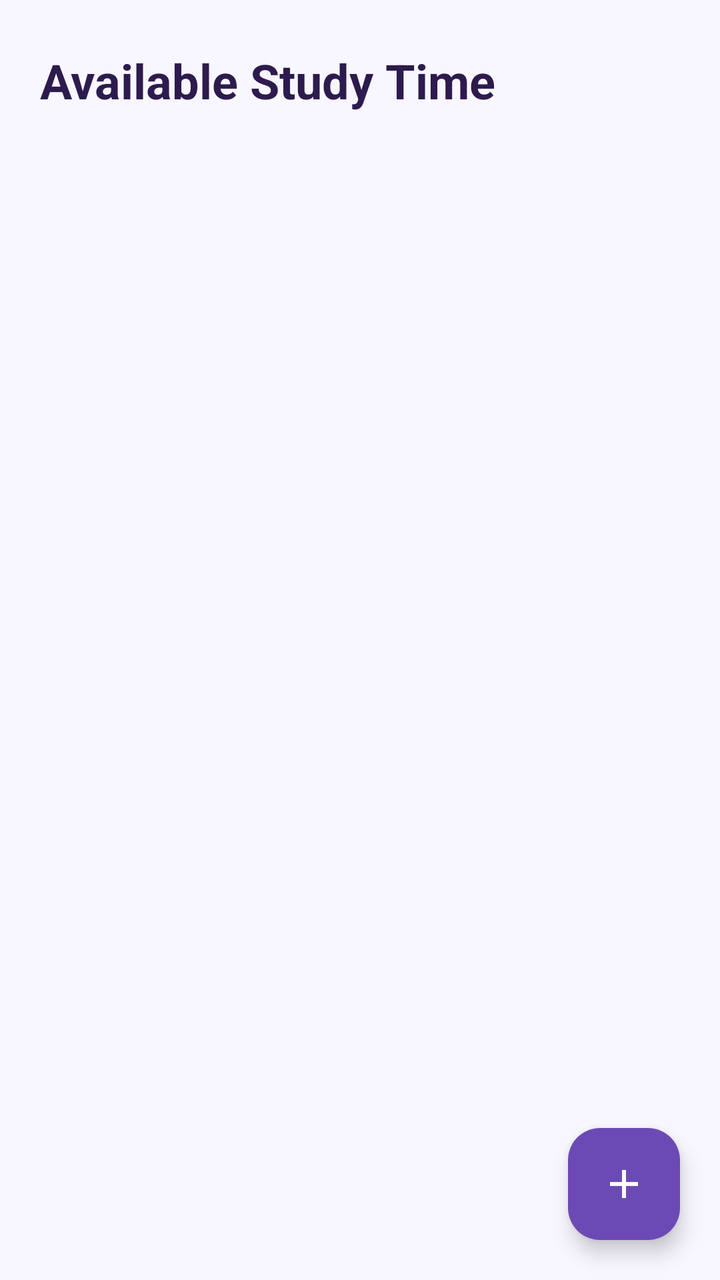
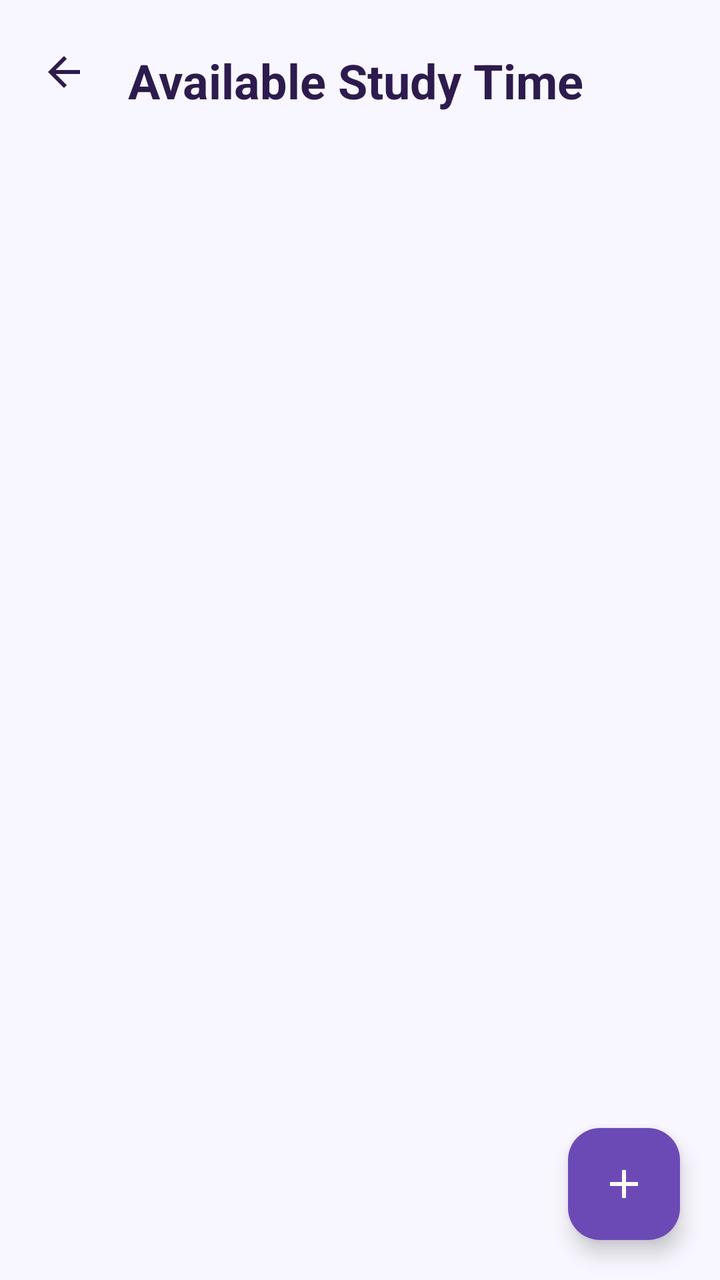

Two renders of the same Android screen: before a commit and after it. Below are the layout's source before the change and the commit's diff.
<!-- AndroidManifest.xml: application theme Theme.StudyPlanner -->
<!-- res/layout/fragment_free_time.xml -->
<?xml version="1.0" encoding="utf-8"?>
<androidx.constraintlayout.widget.ConstraintLayout
    xmlns:android="http://schemas.android.com/apk/res/android"
    xmlns:app="http://schemas.android.com/apk/res-auto"
    android:layout_width="match_parent"
    android:layout_height="match_parent"
    android:background="#F8F7FF">

    <TextView
        android:id="@+id/tvFreeTimeTitle"
        android:layout_width="0dp"
        android:layout_height="wrap_content"
        android:layout_marginStart="20dp"
        android:layout_marginTop="24dp"
        android:layout_marginEnd="20dp"
        android:text="Available Study Time"
        android:textColor="#2D1B4E"
        android:textSize="24sp"
        android:textStyle="bold"
        app:layout_constraintTop_toTopOf="parent"
        app:layout_constraintStart_toStartOf="parent"
        app:layout_constraintEnd_toEndOf="parent" />

    <ProgressBar
        android:id="@+id/progressFreeTime"
        android:layout_width="wrap_content"
        android:layout_height="wrap_content"
        android:visibility="visible"
        app:layout_constraintTop_toTopOf="parent"
        app:layout_constraintBottom_toBottomOf="parent"
        app:layout_constraintStart_toStartOf="parent"
        app:layout_constraintEnd_toEndOf="parent" />

    <androidx.recyclerview.widget.RecyclerView
        android:id="@+id/rvFreeTime"
        android:layout_width="0dp"
        android:layout_height="0dp"
        android:layout_marginTop="16dp"
        android:clipToPadding="false"
        android:paddingHorizontal="16dp"
        android:paddingBottom="90dp"
        app:layout_constraintTop_toBottomOf="@id/tvFreeTimeTitle"
        app:layout_constraintBottom_toBottomOf="parent"
        app:layout_constraintStart_toStartOf="parent"
        app:layout_constraintEnd_toEndOf="parent" />

    <TextView
        android:id="@+id/tvFreeTimeEmpty"
        android:layout_width="wrap_content"
        android:layout_height="wrap_content"
        android:gravity="center"
        android:text="No availability saved. Add when you are free to study."
        android:textColor="#546E7A"
        android:textSize="15sp"
        android:visibility="gone"
        app:layout_constraintTop_toTopOf="@id/rvFreeTime"
        app:layout_constraintBottom_toBottomOf="@id/rvFreeTime"
        app:layout_constraintStart_toStartOf="parent"
        app:layout_constraintEnd_toEndOf="parent" />

    <com.google.android.material.floatingactionbutton.FloatingActionButton
        android:id="@+id/fabAddFreeTime"
        android:layout_width="wrap_content"
        android:layout_height="wrap_content"
        android:layout_margin="20dp"
        android:contentDescription="Add free-time slot"
        android:src="@drawable/ic_add"
        app:backgroundTint="#6C4AB6"
        app:tint="#FFFFFF"
        app:layout_constraintBottom_toBottomOf="parent"
        app:layout_constraintEnd_toEndOf="parent" />

</androidx.constraintlayout.widget.ConstraintLayout>
<!-- resources referenced by this layout -->
<resources>
  <!-- drawable ic_add (drawable) -->
  <vector xmlns:android="http://schemas.android.com/apk/res/android"
      android:width="24dp"
      android:height="24dp"
      android:viewportWidth="24"
      android:viewportHeight="24">
  
      <path
          android:fillColor="#FFFFFFFF"
          android:pathData="M19,13H13V19H11V13H5V11H11V5H13V11H19V13Z" />
  
  </vector>
  <style name="Theme.StudyPlanner" parent="Base.Theme.StudyPlanner" />
  <style name="Base.Theme.StudyPlanner" parent="Theme.Material3.DayNight.NoActionBar">
          
          
      </style>
</resources>

<!-- the commit's change to res/layout/fragment_free_time.xml (unified diff, before → after) -->
@@ -4,22 +4,35 @@
     xmlns:app="http://schemas.android.com/apk/res-auto"
     android:layout_width="match_parent"
     android:layout_height="match_parent"
-    android:background="#F8F7FF">
+    android:background="@color/screen_background">
 
     <TextView
         android:id="@+id/tvFreeTimeTitle"
         android:layout_width="0dp"
         android:layout_height="wrap_content"
-        android:layout_marginStart="20dp"
+        android:layout_marginStart="64dp"
         android:layout_marginTop="24dp"
         android:layout_marginEnd="20dp"
         android:text="Available Study Time"
-        android:textColor="#2D1B4E"
+        android:textColor="@color/text_primary"
         android:textSize="24sp"
         android:textStyle="bold"
         app:layout_constraintTop_toTopOf="parent"
         app:layout_constraintStart_toStartOf="parent"
         app:layout_constraintEnd_toEndOf="parent" />
+
+    <ImageView
+        android:id="@+id/btnBackFreeTime"
+        android:layout_width="40dp"
+        android:layout_height="40dp"
+        android:layout_marginStart="12dp"
+        android:layout_marginTop="16dp"
+        android:contentDescription="@string/back"
+        android:padding="8dp"
+        android:src="@drawable/ic_back"
+        app:tint="@color/text_primary"
+        app:layout_constraintStart_toStartOf="parent"
+        app:layout_constraintTop_toTopOf="parent" />
 
     <ProgressBar
         android:id="@+id/progressFreeTime"
@@ -50,7 +63,7 @@
         android:layout_height="wrap_content"
         android:gravity="center"
         android:text="No availability saved. Add when you are free to study."
-        android:textColor="#546E7A"
+        android:textColor="@color/text_secondary"
         android:textSize="15sp"
         android:visibility="gone"
         app:layout_constraintTop_toTopOf="@id/rvFreeTime"
<!-- resource entries referenced after the edit -->
@@ -1,5 +1,8 @@
 <!-- resources referenced by this layout -->
 <resources>
+  <color name="screen_background">#F8F7FF</color>
+  <color name="text_primary">#2D1B4E</color>
+  <color name="text_secondary">#546E7A</color>
   <!-- drawable ic_add (drawable) -->
   <vector xmlns:android="http://schemas.android.com/apk/res/android"
       android:width="24dp"
@@ -12,6 +15,13 @@
           android:pathData="M19,13H13V19H11V13H5V11H11V5H13V11H19V13Z" />
   
   </vector>
+  <!-- drawable ic_back (drawable) -->
+  <vector xmlns:android="http://schemas.android.com/apk/res/android" android:autoMirrored="true" android:height="24dp" android:tint="#000000" android:viewportHeight="24" android:viewportWidth="24" android:width="24dp">
+        
+      <path android:fillColor="@android:color/white" android:pathData="M20,11H7.83l5.59,-5.59L12,4l-8,8 8,8 1.41,-1.41L7.83,13H20v-2z"/>
+      
+  </vector>
+  <string name="back">Back</string>
   <style name="Theme.StudyPlanner" parent="Base.Theme.StudyPlanner" />
   <style name="Base.Theme.StudyPlanner" parent="Theme.Material3.DayNight.NoActionBar">
           
